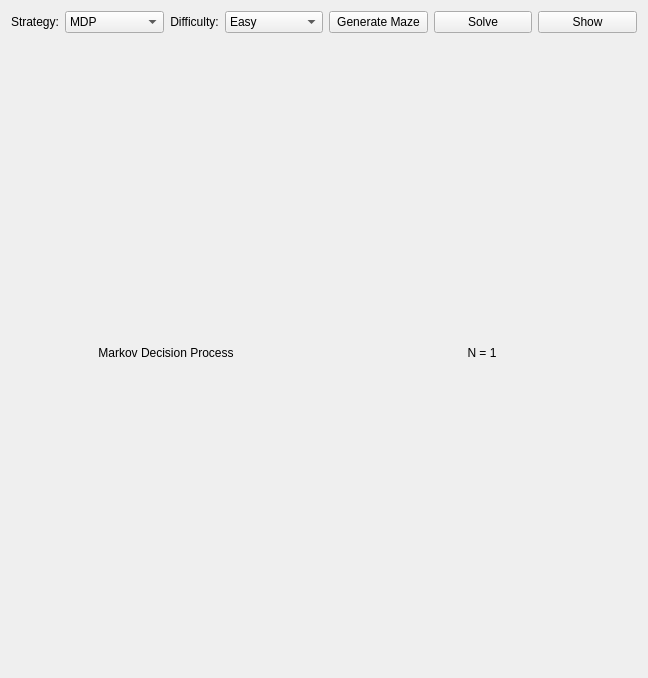
This is maze_solver.ui in Chinwer/MarkovMaze as Qt 5 draws it before an edit. The edited form follows.
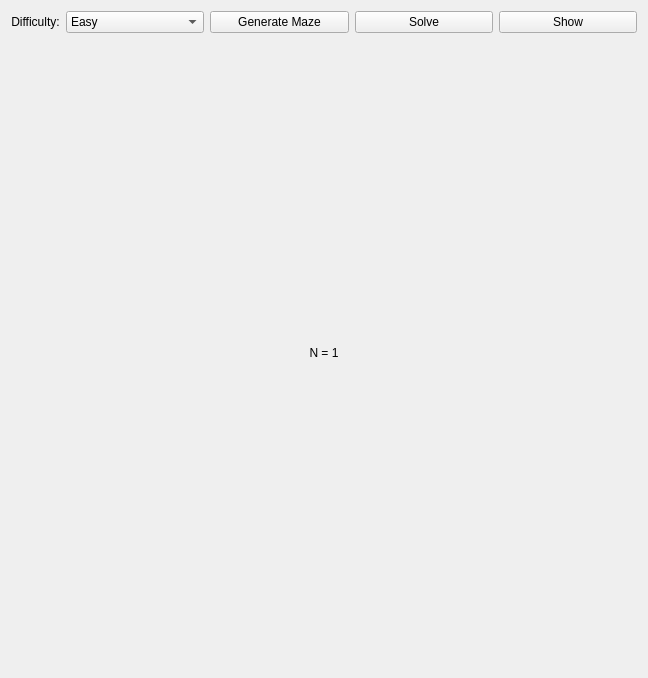
This is the edited form.

Commit message:
Revert "Add a simple q-learning"
This reverts commit edf70f970f468d92bb114e0c17e8e4b8335c44bc.

```diff
--- a/maze_solver.ui
+++ b/maze_solver.ui
@@ -27,33 +27,6 @@
        <property name="sizeConstraint">
         <enum>QLayout::SetMinimumSize</enum>
        </property>
-       <item>
-        <widget class="QLabel" name="label_2">
-         <property name="sizePolicy">
-          <sizepolicy hsizetype="Fixed" vsizetype="Preferred">
-           <horstretch>0</horstretch>
-           <verstretch>0</verstretch>
-          </sizepolicy>
-         </property>
-         <property name="text">
-          <string>Strategy:</string>
-         </property>
-        </widget>
-       </item>
-       <item>
-        <widget class="QComboBox" name="b_strategy">
-         <item>
-          <property name="text">
-           <string>MDP</string>
-          </property>
-         </item>
-         <item>
-          <property name="text">
-           <string>Q-learning</string>
-          </property>
-         </item>
-        </widget>
-       </item>
        <item>
         <widget class="QLabel" name="label">
          <property name="enabled">
@@ -116,18 +89,6 @@
       </layout>
      </item>
      <item>
-      <layout class="QHBoxLayout" name="horizontalLayout_2">
-       <item>
-        <widget class="QLabel" name="l_strategy">
-         <property name="text">
-          <string>Markov Decision Process</string>
-         </property>
-         <property name="alignment">
-          <set>Qt::AlignCenter</set>
-         </property>
-        </widget>
-       </item>
-       <item>
         <widget class="QLabel" name="l_iter">
          <property name="sizePolicy">
           <sizepolicy hsizetype="Preferred" vsizetype="Preferred">
@@ -142,8 +103,6 @@
           <set>Qt::AlignCenter</set>
          </property>
         </widget>
-       </item>
-      </layout>
      </item>
     </layout>
    </item>
```
Lines whose indentation alone changed are shown as unchanged. The commit also changes 2 other files.
